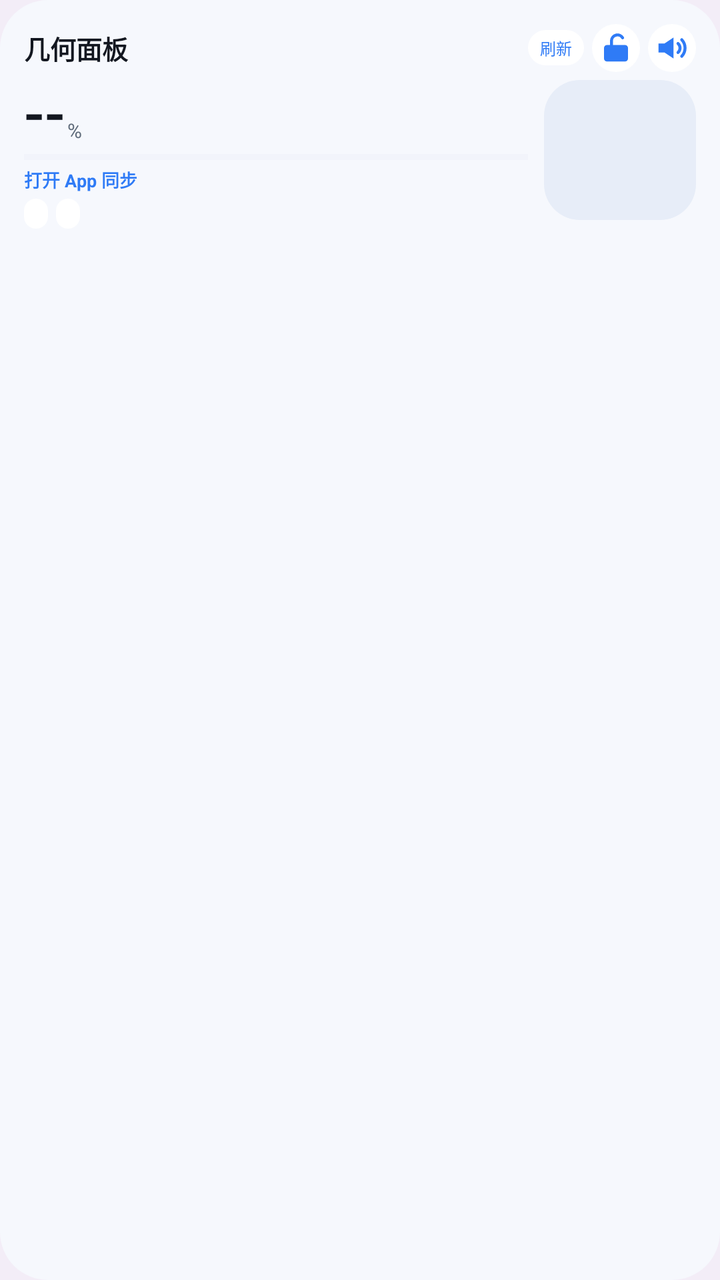
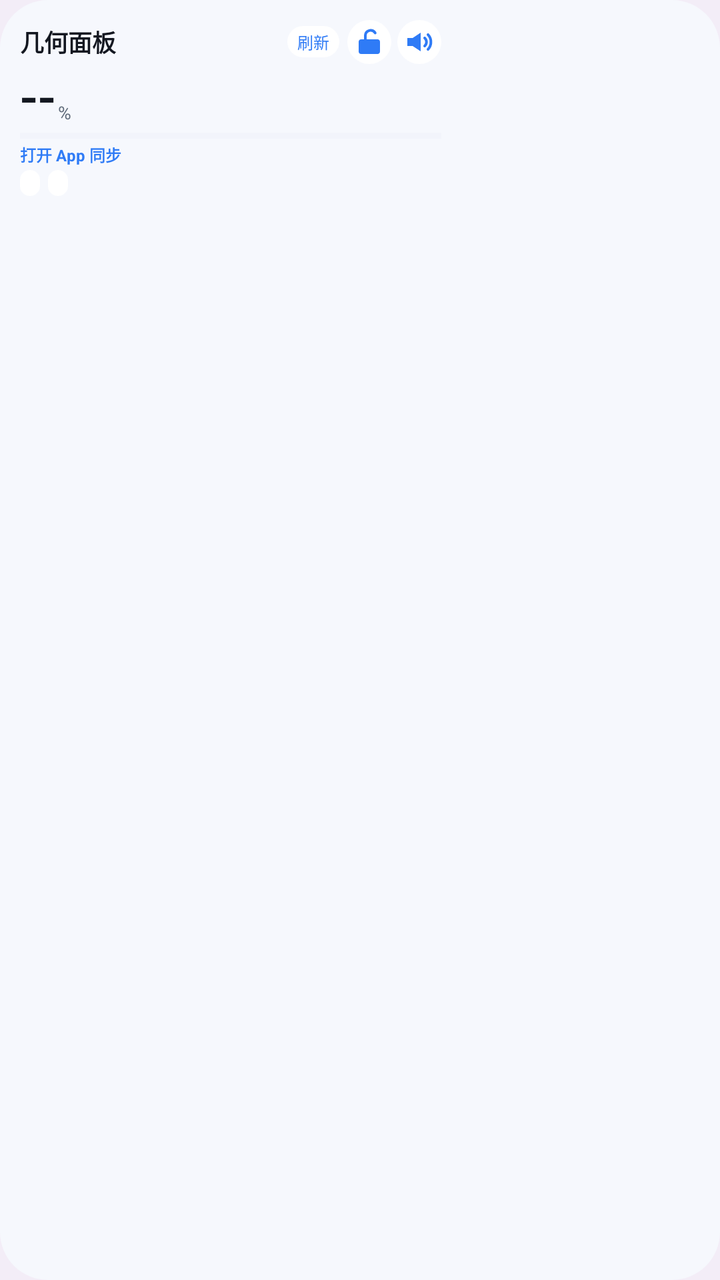

An Android layout rendered at two revisions. The XML below is the earlier revision; the diff shows what the commit changed to produce the second picture.
<!-- AndroidManifest.xml: application theme Theme.ZeehoWebNext -->
<!-- res/layout/widget_4x2.xml -->
<?xml version="1.0" encoding="utf-8"?>
<LinearLayout xmlns:android="http://schemas.android.com/apk/res/android"
    android:id="@+id/w_root"
    android:layout_width="match_parent"
    android:layout_height="match_parent"
    android:orientation="vertical"
    android:padding="12dp"
    android:background="@drawable/widget_card">

    <LinearLayout
        android:layout_width="match_parent"
        android:layout_height="wrap_content"
        android:gravity="center_vertical"
        android:orientation="horizontal">
        <TextView
            android:id="@+id/w_title"
            android:layout_width="0dp"
            android:layout_height="wrap_content"
            android:layout_weight="1"
            android:singleLine="true"
            android:ellipsize="end"
            android:text="@string/widget_title"
            android:textColor="@color/widget_text_primary"
            android:textSize="13sp"
            android:textStyle="bold" />
        <TextView
            android:id="@+id/w_updated"
            android:layout_width="wrap_content"
            android:layout_height="wrap_content"
            android:layout_marginStart="4dp"
            android:singleLine="true"
            android:text=""
            android:textColor="@color/widget_text_secondary"
            android:textSize="8sp" />
        <TextView
            android:id="@+id/w_refresh"
            android:layout_width="wrap_content"
            android:layout_height="wrap_content"
            android:layout_marginStart="4dp"
            android:background="@drawable/widget_btn"
            android:paddingStart="6dp"
            android:paddingEnd="6dp"
            android:paddingTop="3dp"
            android:paddingBottom="3dp"
            android:text="@string/widget_refresh"
            android:textColor="@color/widget_accent"
            android:textSize="8sp" />
        <ImageButton
            android:id="@+id/w_btn_unlock"
            android:layout_width="24dp"
            android:layout_height="24dp"
            android:layout_marginStart="4dp"
            android:background="@drawable/widget_btn"
            android:contentDescription="@string/widget_action_unlock"
            android:padding="3dp"
            android:scaleType="fitCenter"
            android:src="@drawable/ic_widget_unlock" />
        <ImageButton
            android:id="@+id/w_btn_horn"
            android:layout_width="24dp"
            android:layout_height="24dp"
            android:layout_marginStart="4dp"
            android:background="@drawable/widget_btn"
            android:contentDescription="@string/widget_action_horn"
            android:padding="3dp"
            android:scaleType="fitCenter"
            android:src="@drawable/ic_widget_horn" />
    </LinearLayout>

    <LinearLayout
        android:layout_width="match_parent"
        android:layout_height="wrap_content"
        android:layout_marginTop="4dp"
        android:baselineAligned="false"
        android:orientation="horizontal">

        <LinearLayout
            android:layout_width="0dp"
            android:layout_height="wrap_content"
            android:layout_weight="1"
            android:orientation="vertical">

            <LinearLayout
                android:layout_width="match_parent"
                android:layout_height="wrap_content"
                android:baselineAligned="false"
                android:gravity="bottom"
                android:orientation="horizontal">
                <TextView
                    android:id="@+id/w_soc"
                    android:layout_width="wrap_content"
                    android:layout_height="wrap_content"
                    android:fontFamily="sans-serif-medium"
                    android:includeFontPadding="false"
                    android:text="@string/widget_soc_unknown"
                    android:textColor="@color/widget_text_primary"
                    android:textSize="30sp" />
                <TextView
                    android:layout_width="wrap_content"
                    android:layout_height="wrap_content"
                    android:layout_marginStart="1dp"
                    android:layout_marginBottom="3dp"
                    android:text="%"
                    android:textColor="@color/widget_text_secondary"
                    android:textSize="10sp" />
                <TextView
                    android:id="@+id/w_voltage"
                    android:layout_width="0dp"
                    android:layout_height="wrap_content"
                    android:layout_marginBottom="3dp"
                    android:layout_weight="1"
                    android:gravity="end"
                    android:singleLine="true"
                    android:ellipsize="end"
                    android:text=""
                    android:textColor="@color/widget_text_secondary"
                    android:textSize="8sp" />
            </LinearLayout>

            <ProgressBar
                android:id="@+id/w_progress"
                style="?android:attr/progressBarStyleHorizontal"
                android:layout_width="match_parent"
                android:layout_height="3dp"
                android:layout_marginTop="2dp"
                android:progressBackgroundTint="@color/widget_line"
                android:progressTint="@color/widget_accent" />

            <LinearLayout
                android:layout_width="match_parent"
                android:layout_height="wrap_content"
                android:layout_marginTop="3dp"
                android:baselineAligned="false"
                android:gravity="center_vertical"
                android:orientation="horizontal">
                <TextView
                    android:id="@+id/w_charge"
                    android:layout_width="wrap_content"
                    android:layout_height="wrap_content"
                    android:singleLine="true"
                    android:text="@string/widget_no_data"
                    android:textColor="@color/widget_accent"
                    android:textSize="9sp"
                    android:textStyle="bold" />
                <TextView
                    android:id="@+id/w_power"
                    android:layout_width="wrap_content"
                    android:layout_height="wrap_content"
                    android:layout_marginStart="6dp"
                    android:singleLine="true"
                    android:text=""
                    android:textColor="@color/widget_text_primary"
                    android:textSize="9sp"
                    android:textStyle="bold" />
                <TextView
                    android:id="@+id/w_time"
                    android:layout_width="0dp"
                    android:layout_height="wrap_content"
                    android:layout_weight="1"
                    android:gravity="end"
                    android:singleLine="true"
                    android:ellipsize="end"
                    android:text=""
                    android:textColor="@color/widget_text_secondary"
                    android:textSize="8sp" />
            </LinearLayout>

            <LinearLayout
                android:layout_width="match_parent"
                android:layout_height="wrap_content"
                android:layout_marginTop="3dp"
                android:gravity="center_vertical"
                android:orientation="horizontal">
                <TextView
                    android:id="@+id/w_lock"
                    android:layout_width="wrap_content"
                    android:layout_height="wrap_content"
                    android:background="@drawable/widget_chip"
                    android:paddingStart="6dp"
                    android:paddingEnd="6dp"
                    android:paddingTop="2dp"
                    android:paddingBottom="2dp"
                    android:singleLine="true"
                    android:text=""
                    android:textColor="@color/widget_text_primary"
                    android:textSize="8sp" />
                <TextView
                    android:id="@+id/w_seat"
                    android:layout_width="wrap_content"
                    android:layout_height="wrap_content"
                    android:layout_marginStart="4dp"
                    android:background="@drawable/widget_chip"
                    android:paddingStart="6dp"
                    android:paddingEnd="6dp"
                    android:paddingTop="2dp"
                    android:paddingBottom="2dp"
                    android:singleLine="true"
                    android:text=""
                    android:textColor="@color/widget_text_primary"
                    android:textSize="8sp" />
</LinearLayout>
        </LinearLayout>

        <FrameLayout
            android:id="@+id/w_car_box"
            android:layout_width="76dp"
            android:layout_height="70dp"
            android:layout_marginStart="8dp"
            android:background="@drawable/widget_stage"
            android:padding="4dp">
            <ImageView
                android:id="@+id/w_car"
                android:layout_width="match_parent"
                android:layout_height="match_parent"
                android:scaleType="fitCenter"
                android:contentDescription="@string/widget_title" />
        </FrameLayout>
    </LinearLayout>
</LinearLayout>
<!-- resources referenced by this layout -->
<resources>
  <color name="widget_accent">#FF2F7BF6</color>
  <color name="widget_line">#FFE2E8F2</color>
  <color name="widget_text_primary">#FF131720</color>
  <color name="widget_text_secondary">#FF5F6B7A</color>
  <!-- drawable ic_widget_horn (drawable) -->
  <?xml version="1.0" encoding="utf-8"?>
  <vector xmlns:android="http://schemas.android.com/apk/res/android"
      android:width="20dp" android:height="20dp"
      android:viewportWidth="24" android:viewportHeight="24">
      <path android:fillColor="@color/widget_icon"
          android:pathData="M3,9h4l6,-4v14l-6,-4H3z" />
      <path android:strokeColor="@color/widget_icon" android:strokeWidth="2"
          android:strokeLineCap="round" android:fillColor="#00000000"
          android:pathData="M16,9a4,4 0 0,1 0,6M18.5,6.5a8,8 0 0,1 0,11" />
  </vector>
  <!-- drawable ic_widget_unlock (drawable) -->
  <?xml version="1.0" encoding="utf-8"?>
  <vector xmlns:android="http://schemas.android.com/apk/res/android"
      android:width="20dp" android:height="20dp"
      android:viewportWidth="24" android:viewportHeight="24">
      <path android:fillColor="@color/widget_icon"
          android:pathData="M6,10h12a2,2 0 0,1 2,2v7a2,2 0 0,1 -2,2H6a2,2 0 0,1 -2,-2v-7a2,2 0 0,1 2,-2z" />
      <path android:strokeColor="@color/widget_icon" android:strokeWidth="2"
          android:strokeLineCap="round" android:fillColor="#00000000"
          android:pathData="M9,10V7a4,4 0 0,1 7.4,-1.8" />
  </vector>
  <!-- drawable widget_btn (drawable) -->
  <?xml version="1.0" encoding="utf-8"?>
  <shape xmlns:android="http://schemas.android.com/apk/res/android" android:shape="rectangle">
      <solid android:color="@color/widget_action_bg" />
      <corners android:radius="14dp" />
  </shape>
  <!-- drawable widget_card (drawable) -->
  <?xml version="1.0" encoding="utf-8"?>
  <shape xmlns:android="http://schemas.android.com/apk/res/android" android:shape="rectangle">
      <solid android:color="@color/widget_card_bg" />
      <corners android:radius="24dp" />
  </shape>
  <!-- drawable widget_chip (drawable) -->
  <?xml version="1.0" encoding="utf-8"?>
  <shape xmlns:android="http://schemas.android.com/apk/res/android" android:shape="rectangle">
      <solid android:color="@color/widget_chip_bg" />
      <corners android:radius="20dp" />
  </shape>
  <!-- drawable widget_stage (drawable) -->
  <?xml version="1.0" encoding="utf-8"?>
  <shape xmlns:android="http://schemas.android.com/apk/res/android" android:shape="rectangle">
      <solid android:color="@color/widget_stage_bg" />
      <corners android:radius="18dp" />
  </shape>
  <string name="widget_action_horn">鸣笛</string>
  <string name="widget_action_unlock">解锁</string>
  <string name="widget_no_data">打开 App 同步</string>
  <string name="widget_refresh">刷新</string>
  <string name="widget_soc_unknown">--</string>
  <string name="widget_title">几何面板</string>
  <style name="Theme.ZeehoWebNext" parent="android:Theme.Material.Light.NoActionBar">
          <item name="android:windowBackground">@color/page_light</item>
          <item name="android:statusBarColor">@android:color/transparent</item>
          <item name="android:navigationBarColor">@android:color/transparent</item>
          <item name="android:windowLightStatusBar">true</item>
          <item name="android:windowLightNavigationBar">true</item>
          <item name="android:windowDrawsSystemBarBackgrounds">true</item>
          <item name="android:colorAccent">@color/brand_purple</item>
      </style>
  <color name="widget_icon">#FF2F7BF6</color>
  <color name="widget_action_bg">#FFFFFFFF</color>
  <color name="widget_card_bg">#FFF6F8FD</color>
  <color name="widget_chip_bg">#FFFFFFFF</color>
  <color name="widget_stage_bg">#FFE7EDF8</color>
  <color name="page_light">#FFF3EDF7</color>
  <color name="brand_purple">#FF7457B8</color>
</resources>

<!-- the commit's change to res/layout/widget_4x2.xml (unified diff, before → after) -->
@@ -3,217 +3,229 @@
     android:id="@+id/w_root"
     android:layout_width="match_parent"
     android:layout_height="match_parent"
-    android:orientation="vertical"
-    android:padding="12dp"
-    android:background="@drawable/widget_card">
+    android:background="@drawable/widget_card"
+    android:orientation="horizontal"
+    android:padding="10dp">
 
     <LinearLayout
-        android:layout_width="match_parent"
-        android:layout_height="wrap_content"
-        android:gravity="center_vertical"
-        android:orientation="horizontal">
-        <TextView
-            android:id="@+id/w_title"
-            android:layout_width="0dp"
-            android:layout_height="wrap_content"
-            android:layout_weight="1"
-            android:singleLine="true"
-            android:ellipsize="end"
-            android:text="@string/widget_title"
-            android:textColor="@color/widget_text_primary"
-            android:textSize="13sp"
-            android:textStyle="bold" />
-        <TextView
-            android:id="@+id/w_updated"
-            android:layout_width="wrap_content"
-            android:layout_height="wrap_content"
-            android:layout_marginStart="4dp"
-            android:singleLine="true"
-            android:text=""
-            android:textColor="@color/widget_text_secondary"
-            android:textSize="8sp" />
-        <TextView
-            android:id="@+id/w_refresh"
-            android:layout_width="wrap_content"
-            android:layout_height="wrap_content"
-            android:layout_marginStart="4dp"
-            android:background="@drawable/widget_btn"
-            android:paddingStart="6dp"
-            android:paddingEnd="6dp"
-            android:paddingTop="3dp"
-            android:paddingBottom="3dp"
-            android:text="@string/widget_refresh"
-            android:textColor="@color/widget_accent"
-            android:textSize="8sp" />
-        <ImageButton
-            android:id="@+id/w_btn_unlock"
-            android:layout_width="24dp"
-            android:layout_height="24dp"
-            android:layout_marginStart="4dp"
-            android:background="@drawable/widget_btn"
-            android:contentDescription="@string/widget_action_unlock"
-            android:padding="3dp"
-            android:scaleType="fitCenter"
-            android:src="@drawable/ic_widget_unlock" />
-        <ImageButton
-            android:id="@+id/w_btn_horn"
-            android:layout_width="24dp"
-            android:layout_height="24dp"
-            android:layout_marginStart="4dp"
-            android:background="@drawable/widget_btn"
-            android:contentDescription="@string/widget_action_horn"
-            android:padding="3dp"
-            android:scaleType="fitCenter"
-            android:src="@drawable/ic_widget_horn" />
+        android:layout_width="0dp"
+        android:layout_height="match_parent"
+        android:layout_weight="1.2"
+        android:orientation="vertical">
+
+        <LinearLayout
+            android:layout_width="match_parent"
+            android:layout_height="wrap_content"
+            android:gravity="center_vertical"
+            android:orientation="horizontal">
+
+            <TextView
+                android:id="@+id/w_title"
+                android:layout_width="0dp"
+                android:layout_height="wrap_content"
+                android:layout_weight="1"
+                android:ellipsize="end"
+                android:singleLine="true"
+                android:text="@string/widget_title"
+                android:textColor="@color/widget_text_primary"
+                android:textSize="12sp"
+                android:textStyle="bold" />
+
+            <TextView
+                android:id="@+id/w_updated"
+                android:layout_width="wrap_content"
+                android:layout_height="wrap_content"
+                android:layout_marginStart="4dp"
+                android:ellipsize="end"
+                android:singleLine="true"
+                android:text=""
+                android:textColor="@color/widget_text_secondary"
+                android:textSize="8sp" />
+
+            <TextView
+                android:id="@+id/w_refresh"
+                android:layout_width="wrap_content"
+                android:layout_height="wrap_content"
+                android:layout_marginStart="4dp"
+                android:background="@drawable/widget_btn"
+                android:paddingStart="5dp"
+                android:paddingEnd="5dp"
+                android:paddingTop="2dp"
+                android:paddingBottom="2dp"
+                android:text="@string/widget_refresh"
+                android:textColor="@color/widget_accent"
+                android:textSize="8sp" />
+
+            <ImageButton
+                android:id="@+id/w_btn_unlock"
+                android:layout_width="22dp"
+                android:layout_height="22dp"
+                android:layout_marginStart="4dp"
+                android:background="@drawable/widget_btn"
+                android:contentDescription="@string/widget_action_unlock"
+                android:padding="3dp"
+                android:scaleType="fitCenter"
+                android:src="@drawable/ic_widget_unlock" />
+
+            <ImageButton
+                android:id="@+id/w_btn_horn"
+                android:layout_width="22dp"
+                android:layout_height="22dp"
+                android:layout_marginStart="3dp"
+                android:background="@drawable/widget_btn"
+                android:contentDescription="@string/widget_action_horn"
+                android:padding="3dp"
+                android:scaleType="fitCenter"
+                android:src="@drawable/ic_widget_horn" />
+        </LinearLayout>
+
+        <LinearLayout
+            android:layout_width="match_parent"
+            android:layout_height="wrap_content"
+            android:layout_marginTop="2dp"
+            android:baselineAligned="false"
+            android:gravity="bottom"
+            android:orientation="horizontal">
+
+            <TextView
+                android:id="@+id/w_soc"
+                android:layout_width="wrap_content"
+                android:layout_height="wrap_content"
+                android:fontFamily="sans-serif-medium"
+                android:includeFontPadding="false"
+                android:text="@string/widget_soc_unknown"
+                android:textColor="@color/widget_text_primary"
+                android:textSize="26sp" />
+
+            <TextView
+                android:layout_width="wrap_content"
+                android:layout_height="wrap_content"
+                android:layout_marginStart="1dp"
+                android:layout_marginBottom="2dp"
+                android:text="%"
+                android:textColor="@color/widget_text_secondary"
+                android:textSize="9sp" />
+
+            <TextView
+                android:id="@+id/w_voltage"
+                android:layout_width="0dp"
+                android:layout_height="wrap_content"
+                android:layout_marginStart="4dp"
+                android:layout_marginBottom="2dp"
+                android:layout_weight="1"
+                android:ellipsize="end"
+                android:gravity="end"
+                android:singleLine="true"
+                android:text=""
+                android:textColor="@color/widget_text_secondary"
+                android:textSize="8sp" />
+        </LinearLayout>
+
+        <ProgressBar
+            android:id="@+id/w_progress"
+            style="?android:attr/progressBarStyleHorizontal"
+            android:layout_width="match_parent"
+            android:layout_height="3dp"
+            android:layout_marginTop="2dp"
+            android:progressBackgroundTint="@color/widget_line"
+            android:progressTint="@color/widget_accent" />
+
+        <LinearLayout
+            android:layout_width="match_parent"
+            android:layout_height="wrap_content"
+            android:layout_marginTop="2dp"
+            android:baselineAligned="false"
+            android:gravity="center_vertical"
+            android:orientation="horizontal">
+
+            <TextView
+                android:id="@+id/w_charge"
+                android:layout_width="wrap_content"
+                android:layout_height="wrap_content"
+                android:ellipsize="end"
+                android:singleLine="true"
+                android:text="@string/widget_no_data"
+                android:textColor="@color/widget_accent"
+                android:textSize="8sp"
+                android:textStyle="bold" />
+
+            <TextView
+                android:id="@+id/w_power"
+                android:layout_width="wrap_content"
+                android:layout_height="wrap_content"
+                android:layout_marginStart="5dp"
+                android:ellipsize="end"
+                android:singleLine="true"
+                android:text=""
+                android:textColor="@color/widget_text_primary"
+                android:textSize="8sp"
+                android:textStyle="bold" />
+
+            <TextView
+                android:id="@+id/w_time"
+                android:layout_width="0dp"
+                android:layout_height="wrap_content"
+                android:layout_weight="1"
+                android:ellipsize="end"
+                android:gravity="end"
+                android:singleLine="true"
+                android:text=""
+                android:textColor="@color/widget_text_secondary"
+                android:textSize="8sp" />
+        </LinearLayout>
+
+        <LinearLayout
+            android:layout_width="match_parent"
+            android:layout_height="wrap_content"
+            android:layout_marginTop="2dp"
+            android:gravity="center_vertical"
+            android:orientation="horizontal">
+
+            <TextView
+                android:id="@+id/w_lock"
+                android:layout_width="wrap_content"
+                android:layout_height="wrap_content"
+                android:background="@drawable/widget_chip"
+                android:ellipsize="end"
+                android:paddingStart="5dp"
+                android:paddingEnd="5dp"
+                android:paddingTop="1dp"
+                android:paddingBottom="1dp"
+                android:singleLine="true"
+                android:text=""
+                android:textColor="@color/widget_text_primary"
+                android:textSize="8sp" />
+
+            <TextView
+                android:id="@+id/w_seat"
+                android:layout_width="wrap_content"
+                android:layout_height="wrap_content"
+                android:layout_marginStart="4dp"
+                android:background="@drawable/widget_chip"
+                android:ellipsize="end"
+                android:paddingStart="5dp"
+                android:paddingEnd="5dp"
+                android:paddingTop="1dp"
+                android:paddingBottom="1dp"
+                android:singleLine="true"
+                android:text=""
+                android:textColor="@color/widget_text_primary"
+                android:textSize="8sp" />
+        </LinearLayout>
     </LinearLayout>
 
-    <LinearLayout
-        android:layout_width="match_parent"
-        android:layout_height="wrap_content"
-        android:layout_marginTop="4dp"
-        android:baselineAligned="false"
-        android:orientation="horizontal">
-
-        <LinearLayout
-            android:layout_width="0dp"
-            android:layout_height="wrap_content"
-            android:layout_weight="1"
-            android:orientation="vertical">
-
-            <LinearLayout
-                android:layout_width="match_parent"
-                android:layout_height="wrap_content"
-                android:baselineAligned="false"
-                android:gravity="bottom"
-                android:orientation="horizontal">
-                <TextView
-                    android:id="@+id/w_soc"
-                    android:layout_width="wrap_content"
-                    android:layout_height="wrap_content"
-                    android:fontFamily="sans-serif-medium"
-                    android:includeFontPadding="false"
-                    android:text="@string/widget_soc_unknown"
-                    android:textColor="@color/widget_text_primary"
-                    android:textSize="30sp" />
-                <TextView
-                    android:layout_width="wrap_content"
-                    android:layout_height="wrap_content"
-                    android:layout_marginStart="1dp"
-                    android:layout_marginBottom="3dp"
-                    android:text="%"
-                    android:textColor="@color/widget_text_secondary"
-                    android:textSize="10sp" />
-                <TextView
-                    android:id="@+id/w_voltage"
-                    android:layout_width="0dp"
-                    android:layout_height="wrap_content"
-                    android:layout_marginBottom="3dp"
-                    android:layout_weight="1"
-                    android:gravity="end"
-                    android:singleLine="true"
-                    android:ellipsize="end"
-                    android:text=""
-                    android:textColor="@color/widget_text_secondary"
-                    android:textSize="8sp" />
-            </LinearLayout>
-
-            <ProgressBar
-                android:id="@+id/w_progress"
-                style="?android:attr/progressBarStyleHorizontal"
-                android:layout_width="match_parent"
-                android:layout_height="3dp"
-                android:layout_marginTop="2dp"
-                android:progressBackgroundTint="@color/widget_line"
-                android:progressTint="@color/widget_accent" />
-
-            <LinearLayout
-                android:layout_width="match_parent"
-                android:layout_height="wrap_content"
-                android:layout_marginTop="3dp"
-                android:baselineAligned="false"
-                android:gravity="center_vertical"
-                android:orientation="horizontal">
-                <TextView
-                    android:id="@+id/w_charge"
-                    android:layout_width="wrap_content"
-                    android:layout_height="wrap_content"
-                    android:singleLine="true"
-                    android:text="@string/widget_no_data"
-                    android:textColor="@color/widget_accent"
-                    android:textSize="9sp"
-                    android:textStyle="bold" />
-                <TextView
-                    android:id="@+id/w_power"
-                    android:layout_width="wrap_content"
-                    android:layout_height="wrap_content"
-                    android:layout_marginStart="6dp"
-                    android:singleLine="true"
-                    android:text=""
-                    android:textColor="@color/widget_text_primary"
-                    android:textSize="9sp"
-                    android:textStyle="bold" />
-                <TextView
-                    android:id="@+id/w_time"
-                    android:layout_width="0dp"
-                    android:layout_height="wrap_content"
-                    android:layout_weight="1"
-                    android:gravity="end"
-                    android:singleLine="true"
-                    android:ellipsize="end"
-                    android:text=""
-                    android:textColor="@color/widget_text_secondary"
-                    android:textSize="8sp" />
-            </LinearLayout>
-
-            <LinearLayout
-                android:layout_width="match_parent"
-                android:layout_height="wrap_content"
-                android:layout_marginTop="3dp"
-                android:gravity="center_vertical"
-                android:orientation="horizontal">
-                <TextView
-                    android:id="@+id/w_lock"
-                    android:layout_width="wrap_content"
-                    android:layout_height="wrap_content"
-                    android:background="@drawable/widget_chip"
-                    android:paddingStart="6dp"
-                    android:paddingEnd="6dp"
-                    android:paddingTop="2dp"
-                    android:paddingBottom="2dp"
-                    android:singleLine="true"
-                    android:text=""
-                    android:textColor="@color/widget_text_primary"
-                    android:textSize="8sp" />
-                <TextView
-                    android:id="@+id/w_seat"
-                    android:layout_width="wrap_content"
-                    android:layout_height="wrap_content"
-                    android:layout_marginStart="4dp"
-                    android:background="@drawable/widget_chip"
-                    android:paddingStart="6dp"
-                    android:paddingEnd="6dp"
-                    android:paddingTop="2dp"
-                    android:paddingBottom="2dp"
-                    android:singleLine="true"
-                    android:text=""
-                    android:textColor="@color/widget_text_primary"
-                    android:textSize="8sp" />
+    <FrameLayout
+        android:id="@+id/w_car_box"
+        android:layout_width="0dp"
+        android:layout_height="match_parent"
+        android:layout_marginStart="6dp"
+        android:layout_weight="0.7">
+
+        <ImageView
+            android:id="@+id/w_car"
+            android:layout_width="match_parent"
+            android:layout_height="match_parent"
+            android:contentDescription="@string/widget_title"
+            android:scaleType="fitCenter" />
+    </FrameLayout>
 </LinearLayout>
-        </LinearLayout>
-
-        <FrameLayout
-            android:id="@+id/w_car_box"
-            android:layout_width="76dp"
-            android:layout_height="70dp"
-            android:layout_marginStart="8dp"
-            android:background="@drawable/widget_stage"
-            android:padding="4dp">
-            <ImageView
-                android:id="@+id/w_car"
-                android:layout_width="match_parent"
-                android:layout_height="match_parent"
-                android:scaleType="fitCenter"
-                android:contentDescription="@string/widget_title" />
-        </FrameLayout>
-    </LinearLayout>
-</LinearLayout>
<!-- resource entries referenced after the edit -->
@@ -44,12 +44,6 @@
       <solid android:color="@color/widget_chip_bg" />
       <corners android:radius="20dp" />
   </shape>
-  <!-- drawable widget_stage (drawable) -->
-  <?xml version="1.0" encoding="utf-8"?>
-  <shape xmlns:android="http://schemas.android.com/apk/res/android" android:shape="rectangle">
-      <solid android:color="@color/widget_stage_bg" />
-      <corners android:radius="18dp" />
-  </shape>
   <string name="widget_action_horn">鸣笛</string>
   <string name="widget_action_unlock">解锁</string>
   <string name="widget_no_data">打开 App 同步</string>
@@ -69,7 +63,6 @@
   <color name="widget_action_bg">#FFFFFFFF</color>
   <color name="widget_card_bg">#FFF6F8FD</color>
   <color name="widget_chip_bg">#FFFFFFFF</color>
-  <color name="widget_stage_bg">#FFE7EDF8</color>
   <color name="page_light">#FFF3EDF7</color>
   <color name="brand_purple">#FF7457B8</color>
 </resources>
